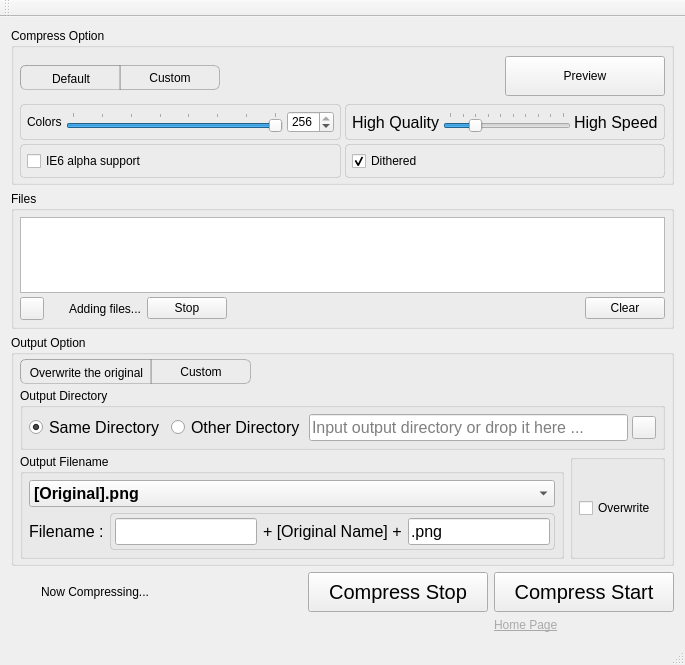
Old version of the form pngyumainwindow.ui in the repository nukesaq88/Pngyu.
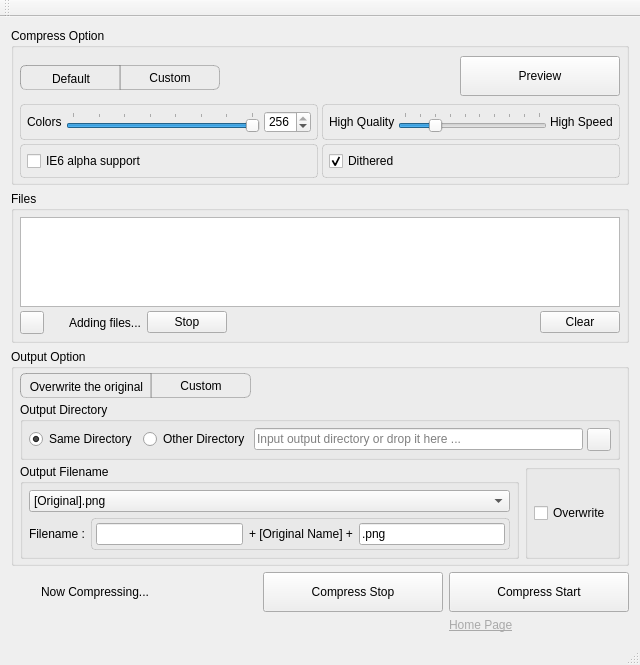
New version of the form. Icons and pictures are not drawn. Custom widgets are drawn as their Qt base class.

```diff
--- a/pngyumainwindow.ui
+++ b/pngyumainwindow.ui
@@ -260,11 +260,6 @@
         <height>16777215</height>
        </size>
       </property>
-      <property name="font">
-       <font>
-        <pointsize>15</pointsize>
-       </font>
-      </property>
       <property name="text">
        <string>Compress Stop</string>
       </property>
@@ -443,13 +438,6 @@
                  <verstretch>0</verstretch>
                 </sizepolicy>
                </property>
-               <property name="font">
-                <font>
-                 <pointsize>12</pointsize>
-                 <weight>75</weight>
-                 <bold>true</bold>
-                </font>
-               </property>
                <property name="toolTip">
                 <string>Output filename mode</string>
                </property>
@@ -473,11 +461,6 @@
                 </property>
                 <item>
                  <widget class="QLabel" name="label_custom_filename">
-                  <property name="font">
-                   <font>
-                    <pointsize>12</pointsize>
-                   </font>
-                  </property>
                   <property name="text">
                    <string>Filename :</string>
                   </property>
@@ -503,11 +486,6 @@
                    </property>
                    <item row="0" column="2">
                     <widget class="QLineEdit" name="lineEdit_output_file_prefix">
-                     <property name="font">
-                      <font>
-                       <pointsize>12</pointsize>
-                      </font>
-                     </property>
                      <property name="toolTip">
                       <string>Input cumtom filename prefix</string>
                      </property>
@@ -518,11 +496,6 @@
                    </item>
                    <item row="0" column="3">
                     <widget class="QLabel" name="label_outoput_original_name">
-                     <property name="font">
-                      <font>
-                       <pointsize>12</pointsize>
-                      </font>
-                     </property>
                      <property name="text">
                       <string>+ [Original Name] +</string>
                      </property>
@@ -530,11 +503,6 @@
                    </item>
                    <item row="0" column="4">
                     <widget class="QLineEdit" name="lineEdit_output_file_suffix">
-                     <property name="font">
-                      <font>
-                       <pointsize>12</pointsize>
-                      </font>
-                     </property>
                      <property name="toolTip">
                       <string>Input cumtom filename suffix</string>
                      </property>
@@ -609,11 +577,6 @@
                     <verstretch>0</verstretch>
                    </sizepolicy>
                   </property>
-                  <property name="font">
-                   <font>
-                    <pointsize>12</pointsize>
-                   </font>
-                  </property>
                   <property name="toolTip">
                    <string>Save to specified other directory</string>
                   </property>
@@ -627,11 +590,6 @@
                 </item>
                 <item>
                  <widget class="QLineEdit" name="lineEdit_output_directory">
-                  <property name="font">
-                   <font>
-                    <pointsize>12</pointsize>
-                   </font>
-                  </property>
                   <property name="toolTip">
                    <string>Input output directory or drop it here ...</string>
                   </property>
@@ -662,11 +620,6 @@
                  <verstretch>0</verstretch>
                 </sizepolicy>
                </property>
-               <property name="font">
-                <font>
-                 <pointsize>12</pointsize>
-                </font>
-               </property>
                <property name="toolTip">
                 <string>Save to same as directory that original file exists</string>
                </property>
@@ -704,11 +657,6 @@
         <height>16777215</height>
        </size>
       </property>
-      <property name="font">
-       <font>
-        <pointsize>15</pointsize>
-       </font>
-      </property>
       <property name="text">
        <string>Compress Start</string>
       </property>
@@ -942,11 +890,6 @@
              </property>
              <item row="0" column="0">
               <widget class="QLabel" name="label_compress_high_quality">
-               <property name="font">
-                <font>
-                 <pointsize>12</pointsize>
-                </font>
-               </property>
                <property name="text">
                 <string>High Quality</string>
                </property>
@@ -976,11 +919,6 @@
              </item>
              <item row="0" column="2">
               <widget class="QLabel" name="label_compress_high_speed">
-               <property name="font">
-                <font>
-                 <pointsize>12</pointsize>
-                </font>
-               </property>
                <property name="text">
                 <string>High Speed</string>
                </property>
```
